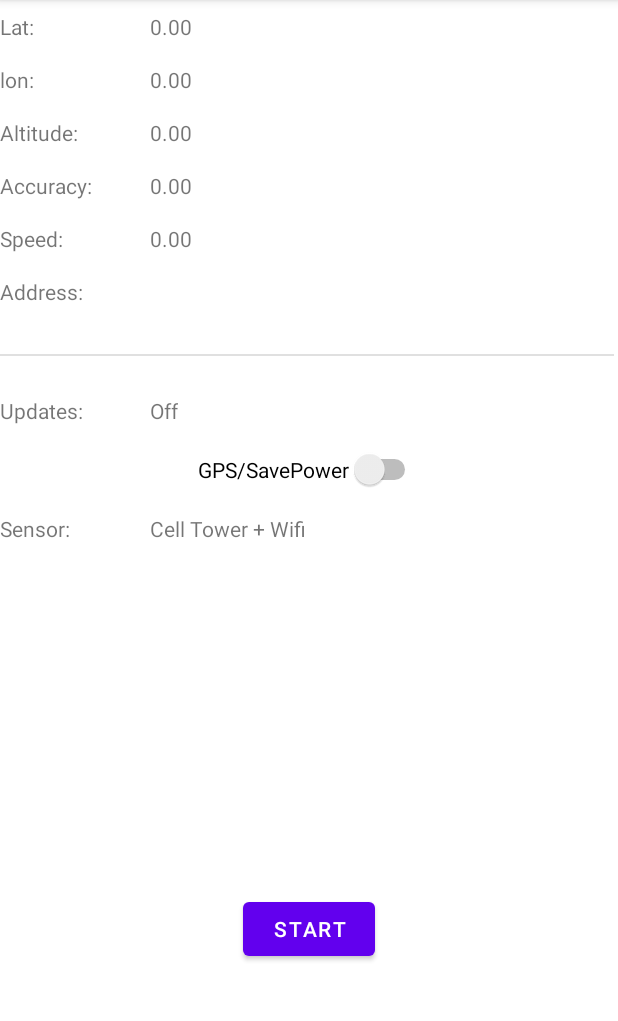
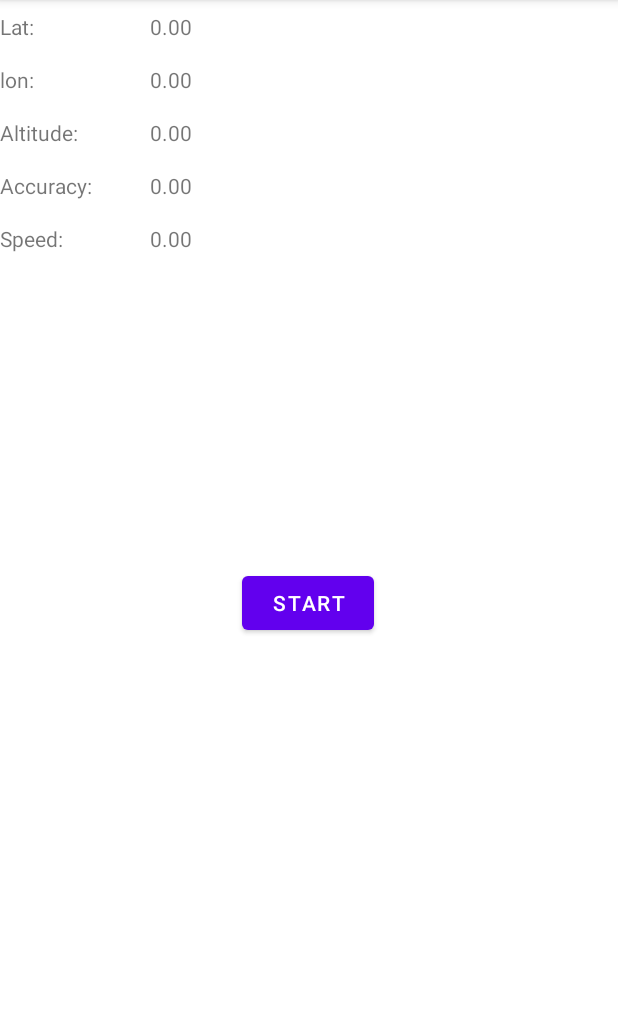
Before and after one commit to mateusz-zurawski/ActivTime, an Android app: the TrackingActivity screen opened directly, with no data from a screen before it, on a phone screen of 412 x 824 dp, the part 84-1105 px from its top. Run offline under Robolectric (Android 15) with nearby library versions, the phone set to English and light mode, and no system bars.

Commit message:
Fix GPS tracking

```diff
--- a/app/build.gradle
+++ b/app/build.gradle
@@ -33,6 +33,7 @@ dependencies {
     implementation 'androidx.appcompat:appcompat:1.2.0'
     implementation 'com.google.android.material:material:1.3.0'
     implementation 'androidx.constraintlayout:constraintlayout:2.0.4'
+    implementation 'com.google.android.gms:play-services-maps:17.0.1'
     testImplementation 'junit:junit:4.+'
     androidTestImplementation 'androidx.test.ext:junit:1.1.2'
     androidTestImplementation 'androidx.test.espresso:espresso-core:3.3.0'
--- a/app/src/main/java/com/example/activtime/TrackingActivity.java
+++ b/app/src/main/java/com/example/activtime/TrackingActivity.java
@@ -35,7 +35,7 @@ public class TrackingActivity extends AppCompatActivity {
     public static final int FAST_UPDATE_INTERVAL = 5;
     private static final int PERMISSION_FINE_LOCATION = 99;
 
-    TextView tv_lat,tv_lon,tv_altitude,tv_accutancy,tv_speed,tv_sensor,tv_updates,tv_address,tv_wayPointCounts;
+    TextView tv_lat,tv_lon,tv_altitude,tv_accutancy,tv_speed,tv_sensor,tv_updates,tv_address;
     Switch  sw_gps;
     Button btn_startStopActivity;
 
@@ -69,10 +69,6 @@ public class TrackingActivity extends AppCompatActivity {
         tv_altitude = findViewById(R.id.tv_altitude);
         tv_accutancy = findViewById(R.id.tv_accuracy);
         tv_speed = findViewById(R.id.tv_speed);
-        tv_sensor = findViewById(R.id.tv_sensor);
-        tv_updates = findViewById(R.id.tv_updates);
-        tv_address = findViewById(R.id.tv_address);
-        sw_gps = findViewById(R.id.sw_gps);
 
         btn_startStopActivity = findViewById(R.id.startStopActivity);
 
@@ -96,41 +92,25 @@ public class TrackingActivity extends AppCompatActivity {
             }
         };
 
+        locationRequest.setPriority(LocationRequest.PRIORITY_HIGH_ACCURACY);
 
-        sw_gps.setOnClickListener(new View.OnClickListener(){
-            @Override
-            public void onClick(View v) {
-                if (sw_gps.isChecked()){
-                    //most accurate - use GPS
-                    locationRequest.setPriority(LocationRequest.PRIORITY_HIGH_ACCURACY);
-                    tv_sensor.setText("Using GPS sensors");
-                }
-                else {
-                    locationRequest.setPriority(LocationRequest.PRIORITY_BALANCED_POWER_ACCURACY);
-                    tv_sensor.setText("Using Towers + WIFI");
-                }
-            }
-        });
 
         updateGPS();
     }// end of create method
 
     private void stopLocationTracking() {
-        tv_updates.setText("Location is NOT being tracked");
         tv_lat.setText("NOT tracking location");
         tv_lon.setText("NOT tracking location");
         tv_speed.setText("NOT tracking location");
-        tv_address.setText("NOT tracking location");
         tv_accutancy.setText("NOT tracking location");
         tv_altitude.setText("NOT tracking location");
-        tv_sensor.setText("NOT tracking location");
         fusedLocationProviderClient.removeLocationUpdates(locationCallBack);
     }
 
     @SuppressLint("MissingPermission")
     private void startLocationUpdates() {
 
-        tv_updates.setText("Location is being tracked");
+//        tv_updates.setText("Location is being tracked");
         fusedLocationProviderClient.requestLocationUpdates(locationRequest,locationCallBack, Looper.myLooper());
         updateGPS();
     }
@@ -166,7 +146,7 @@ public class TrackingActivity extends AppCompatActivity {
 
                     updateUIValue(location);
                     currentLocation = location;
-                    Log.v("INFO", " entLocation "+String.valueOf(currentLocation.getLatitude()));
+                    Log.v("INFO", " ---> "+String.valueOf(currentLocation.getLatitude()));
 
 
                 }
@@ -209,7 +189,7 @@ public class TrackingActivity extends AppCompatActivity {
         }catch (NullPointerException e){
 
         }
-        updateGPS();
+//        updateGPS();
     }
 
     public void onClickStartStopGPS(View view) {
--- a/app/src/main/res/layout/activity_tracking.xml
+++ b/app/src/main/res/layout/activity_tracking.xml
@@ -93,87 +93,18 @@
         app:layout_constraintStart_toEndOf="@+id/tv_labelspeed"
         app:layout_constraintTop_toTopOf="@+id/tv_labelspeed" />
 
-    <TextView
-        android:id="@+id/tv_labelsensor"
-        android:layout_width="100dp"
-        android:layout_height="wrap_content"
-        android:layout_marginTop="16dp"
-        android:text="Sensor:"
-        app:layout_constraintStart_toStartOf="parent"
-        app:layout_constraintTop_toBottomOf="@+id/sw_gps" />
-
-    <TextView
-        android:id="@+id/tv_sensor"
-        android:layout_width="wrap_content"
-        android:layout_height="wrap_content"
-        android:text="Cell Tower + Wifi"
-        app:layout_constraintStart_toEndOf="@+id/tv_labelsensor"
-        app:layout_constraintTop_toTopOf="@+id/tv_labelsensor" />
-
-    <TextView
-        android:id="@+id/tv_labelupdates"
-        android:layout_width="100dp"
-        android:layout_height="wrap_content"
-        android:layout_marginTop="60dp"
-        android:text="Updates:"
-        app:layout_constraintStart_toStartOf="parent"
-        app:layout_constraintTop_toBottomOf="@+id/tv_address" />
-
-    <TextView
-        android:id="@+id/tv_updates"
-        android:layout_width="wrap_content"
-        android:layout_height="wrap_content"
-        android:text="Off"
-        app:layout_constraintStart_toEndOf="@+id/tv_labelupdates"
-        app:layout_constraintTop_toTopOf="@+id/tv_labelupdates" />
-
-    <Switch
-        android:id="@+id/sw_gps"
-        android:layout_width="wrap_content"
-        android:layout_height="wrap_content"
-        android:layout_marginTop="16dp"
-        android:text="GPS/SavePower"
-        app:layout_constraintEnd_toEndOf="parent"
-        app:layout_constraintStart_toStartOf="parent"
-        app:layout_constraintTop_toBottomOf="@+id/tv_labelupdates" />
-
-    <TextView
-        android:id="@+id/tv_address"
-        android:layout_width="wrap_content"
-        android:layout_height="wrap_content"
-        app:layout_constraintStart_toEndOf="@+id/tv_lbladdress"
-        app:layout_constraintTop_toTopOf="@+id/tv_lbladdress" />
-
-    <TextView
-        android:id="@+id/tv_lbladdress"
-        android:layout_width="100dp"
-        android:layout_height="wrap_content"
-        android:layout_marginTop="16dp"
-        android:text="Address:"
-        app:layout_constraintStart_toStartOf="parent"
-        app:layout_constraintTop_toBottomOf="@+id/tv_labelspeed" />
-
-    <View
-        android:id="@+id/divider"
-        android:layout_width="409dp"
-        android:layout_height="1dp"
-        android:layout_marginTop="32dp"
-        android:background="?android:attr/listDivider"
-        app:layout_constraintTop_toBottomOf="@+id/tv_address"
-        tools:layout_editor_absoluteX="1dp"
-        tools:ignore="MissingConstraints" />
-
     <Button
         android:id="@+id/startStopActivity"
         android:layout_width="wrap_content"
         android:layout_height="wrap_content"
-        android:layout_marginTop="108dp"
         android:onClick="onClickStartStopGPS"
         android:text="Start"
         app:layout_constraintBottom_toBottomOf="parent"
         app:layout_constraintEnd_toEndOf="parent"
+        app:layout_constraintHorizontal_bias="0.498"
         app:layout_constraintStart_toStartOf="parent"
-        app:layout_constraintTop_toBottomOf="@+id/tv_sensor" />
+        app:layout_constraintTop_toTopOf="parent"
+        app:layout_constraintVertical_bias="0.525" />
 
 
 </androidx.constraintlayout.widget.ConstraintLayout>
```
Also changed, not shown: app/src/debug/res/values/google_maps_api.xml (added, +25 -0 lines), app/src/main/AndroidManifest.xml (+19 -1 lines), app/src/main/java/com/example/activtime/MapsFragment.java (added, +57 -0 lines), app/src/main/res/layout/fragment_maps.xml (added, +8 -0 lines), 1 other file.
